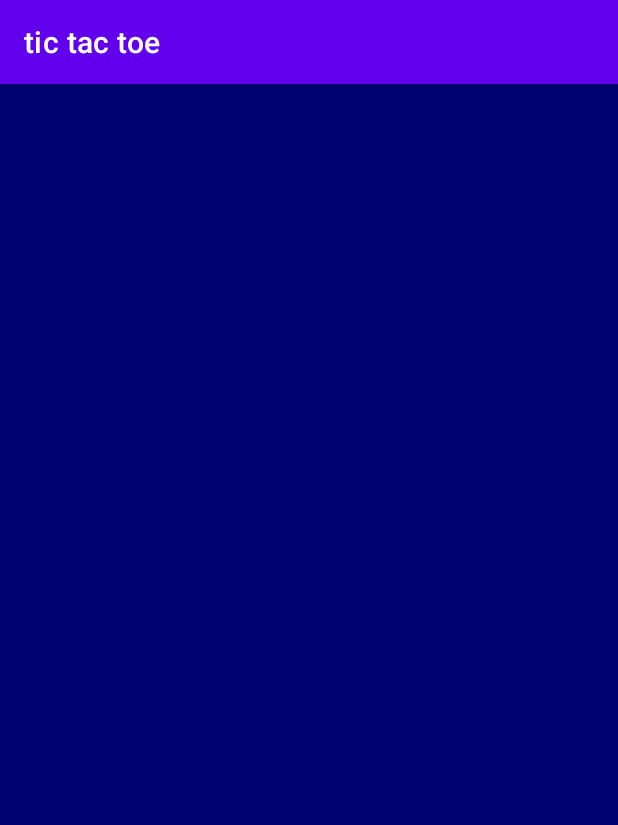
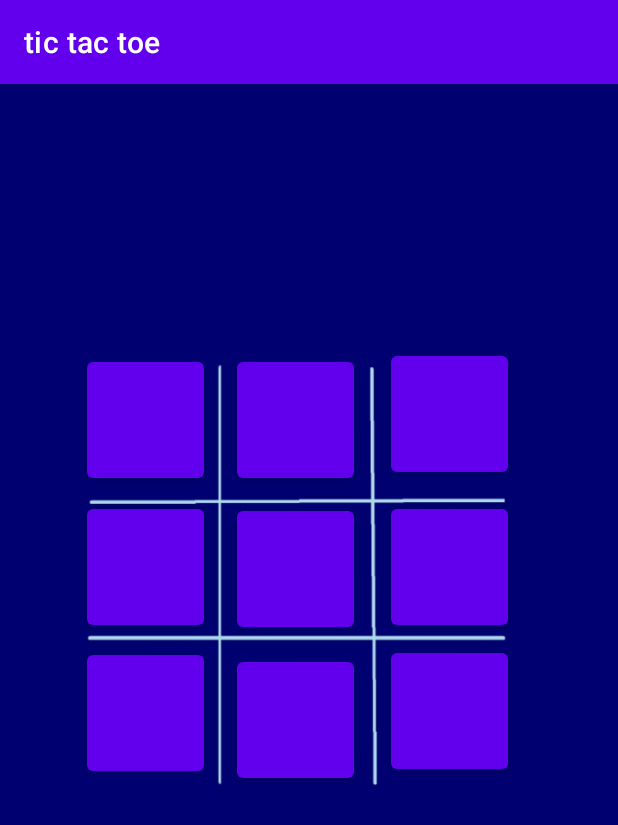
Before and after one commit to snipex111/online-tic-tac-toe, an Android app: the PlaywithcomputerActivity screen opened directly, with no data from a screen before it, on a phone screen of 412 x 824 dp. Shown: the top 825 px of the screen. Run offline under Robolectric (Android 15) with nearby library versions, the phone set to English and light mode, and no system bars.

Commit message:
Play With Computer UI

```diff
--- a/app/src/main/res/layout/activity_playwithcomputeractivity.xml
+++ b/app/src/main/res/layout/activity_playwithcomputeractivity.xml
@@ -11,5 +11,123 @@
         android:layout_width="match_parent"
         android:layout_height="match_parent"
         android:background="#000070"
-        tools:layout_editor_absoluteX="2dp" />
+        tools:layout_editor_absoluteX="0dp"
+        tools:layout_editor_absoluteY="16dp" />
+
+    <ImageView
+        android:id="@+id/imageView3"
+        android:layout_width="match_parent"
+        android:layout_height="match_parent"
+        app:layout_constraintBottom_toBottomOf="parent"
+        app:srcCompat="@drawable/whatsapp_image_2021_03_24_at_8_17_16_pm"
+        tools:layout_editor_absoluteX="-64dp" />
+
+    <Button
+        android:id="@+id/button6"
+        android:layout_width="78dp"
+        android:layout_height="89dp"
+        android:text=""
+        app:layout_constraintBottom_toTopOf="@+id/button9"
+        app:layout_constraintEnd_toStartOf="@+id/button7"
+        app:layout_constraintHorizontal_bias="0.725"
+        app:layout_constraintStart_toStartOf="parent"
+        app:layout_constraintTop_toTopOf="parent"
+        app:layout_constraintVertical_bias="0.954" />
+
+    <Button
+        android:id="@+id/button7"
+        android:layout_width="78dp"
+        android:layout_height="89dp"
+        android:text=""
+        app:layout_constraintBottom_toTopOf="@+id/button10"
+        app:layout_constraintEnd_toEndOf="@+id/imageView3"
+        app:layout_constraintHorizontal_bias="0.474"
+        app:layout_constraintStart_toStartOf="parent"
+        app:layout_constraintTop_toTopOf="@+id/view6"
+        app:layout_constraintVertical_bias="0.948" />
+
+    <Button
+        android:id="@+id/button8"
+        android:layout_width="78dp"
+        android:layout_height="89dp"
+        android:text=""
+        app:layout_constraintBottom_toBottomOf="parent"
+        app:layout_constraintEnd_toEndOf="parent"
+        app:layout_constraintHorizontal_bias="0.247"
+        app:layout_constraintStart_toEndOf="@+id/button7"
+        app:layout_constraintTop_toTopOf="@+id/view6"
+        app:layout_constraintVertical_bias="0.409" />
+
+    <Button
+        android:id="@+id/button9"
+        android:layout_width="78dp"
+        android:layout_height="89dp"
+        android:text=""
+        app:layout_constraintBottom_toBottomOf="parent"
+        app:layout_constraintEnd_toStartOf="@+id/button8"
+        app:layout_constraintHorizontal_bias="0.318"
+        app:layout_constraintStart_toStartOf="parent"
+        app:layout_constraintTop_toTopOf="@+id/view6"
+        app:layout_constraintVertical_bias="0.409" />
+
+    <Button
+        android:id="@+id/button10"
+        android:layout_width="78dp"
+        android:layout_height="89dp"
+        android:text=""
+        app:layout_constraintBottom_toBottomOf="@+id/imageView3"
+        app:layout_constraintEnd_toStartOf="@+id/button11"
+        app:layout_constraintHorizontal_bias="0.478"
+        app:layout_constraintStart_toEndOf="@+id/button9"
+        app:layout_constraintTop_toTopOf="parent"
+        app:layout_constraintVertical_bias="0.411" />
+
+    <Button
+        android:id="@+id/button11"
+        android:layout_width="78dp"
+        android:layout_height="89dp"
+        android:text=""
+        app:layout_constraintBottom_toBottomOf="@+id/view6"
+        app:layout_constraintEnd_toEndOf="parent"
+        app:layout_constraintHorizontal_bias="0.247"
+        app:layout_constraintStart_toEndOf="@+id/button7"
+        app:layout_constraintTop_toTopOf="@+id/view6"
+        app:layout_constraintVertical_bias="0.258" />
+
+    <Button
+        android:id="@+id/button12"
+        android:layout_width="78dp"
+        android:layout_height="89dp"
+        android:text=""
+        app:layout_constraintBottom_toBottomOf="@+id/view6"
+        app:layout_constraintEnd_toStartOf="@+id/button13"
+        app:layout_constraintHorizontal_bias="0.725"
+        app:layout_constraintStart_toStartOf="@+id/view6"
+        app:layout_constraintTop_toBottomOf="@+id/button9"
+        app:layout_constraintVertical_bias="0.024" />
+
+    <Button
+        android:id="@+id/button13"
+        android:layout_width="78dp"
+        android:layout_height="89dp"
+        android:text=""
+        app:layout_constraintBottom_toBottomOf="@+id/view6"
+        app:layout_constraintEnd_toEndOf="parent"
+        app:layout_constraintHorizontal_bias="0.474"
+        app:layout_constraintStart_toStartOf="@+id/view6"
+        app:layout_constraintTop_toTopOf="parent"
+        app:layout_constraintVertical_bias="0.559" />
+
+    <Button
+        android:id="@+id/button14"
+        android:layout_width="78dp"
+        android:layout_height="89dp"
+        android:text=""
+        app:layout_constraintBottom_toBottomOf="@+id/view6"
+        app:layout_constraintEnd_toEndOf="parent"
+        app:layout_constraintHorizontal_bias="0.78"
+        app:layout_constraintStart_toStartOf="parent"
+        app:layout_constraintTop_toBottomOf="@+id/button8"
+        app:layout_constraintVertical_bias="0.02" />
+
 </androidx.constraintlayout.widget.ConstraintLayout>
```
Also changed, not shown: app/src/main/res/drawable/whatsapp_image_2021_03_24_at_7_54_28_pm.jpeg (added), app/src/main/res/drawable/whatsapp_image_2021_03_24_at_8_17_16_pm.jpeg (added).
